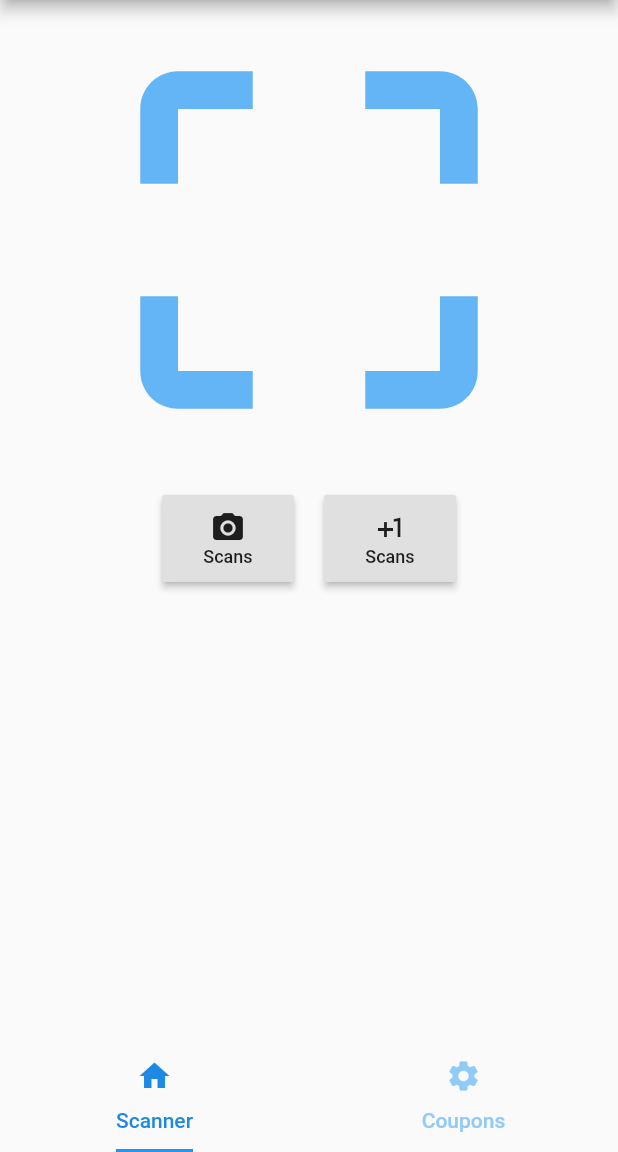
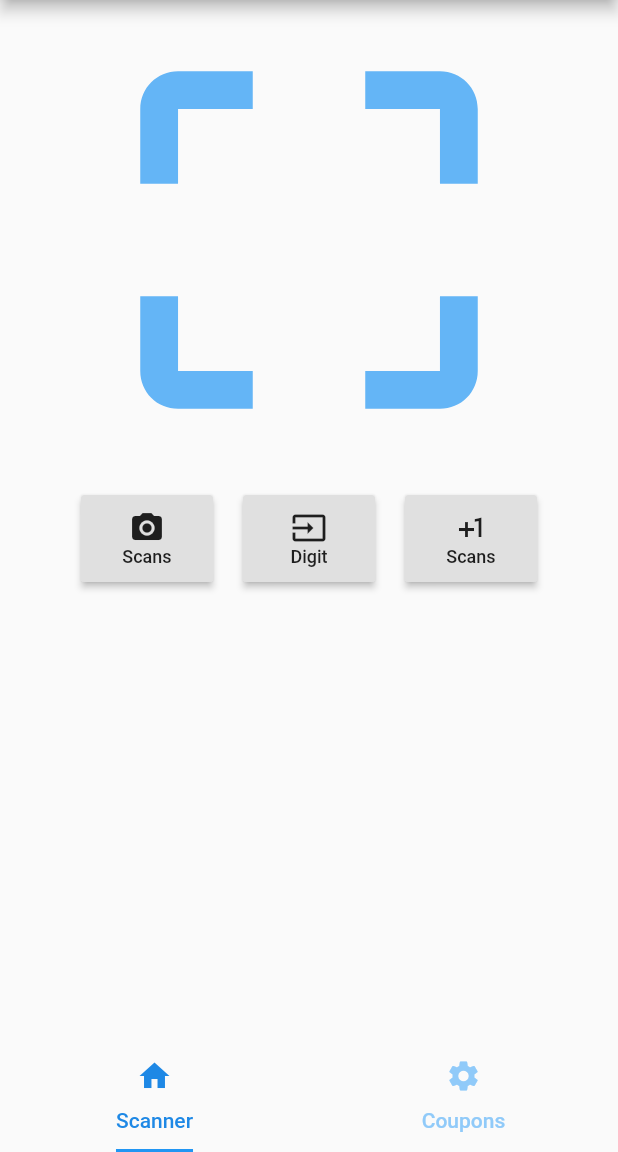
Before and after one commit to silviolucenajunior/cupon-fiscal, a Flutter app: the screen it shows after launch, on a phone screen of 412 x 824 dp, the part 84-1236 px from its top. Run offline on Flutter 3.47's test engine with Material 2 defaults, Android fonts, the light colour scheme and no system bars; missing offline and left inert: qr_mobile_vision.

Commit message:
update codebase

```diff
--- a/lib/modules/coupon/screens/coupon_list_screen.dart
+++ b/lib/modules/coupon/screens/coupon_list_screen.dart
@@ -18,17 +18,16 @@ class CouponListScreen extends StatelessWidget {
 
   List<Widget> _getCouponThumbnailList(BuildContext context){
     List<Widget> items = [];
-    this.couponRepository.getAll().forEach( (coupon) => {
+    this.couponRepository.getAll().asMap().forEach( (index, coupon) => {
       items.add(
         Material(
-          color: Colors.blue[100],
           child: InkWell(
             splashFactory: InkRipple.splashFactory,
             splashColor: Colors.white30,
             onTap: () {
               Navigator.of(context).pushNamed('/coupon', arguments: coupon);
             },
-            child: CouponThumbnailWidget(coupon: coupon)
+            child: CouponThumbnailWidget(coupon: coupon, color: Colors.blue[index % 2 == 0 ? 100 : 300],)
           )
         )
       )
--- a/lib/modules/coupon/widgets/coupon_qr_scanner.dart
+++ b/lib/modules/coupon/widgets/coupon_qr_scanner.dart
@@ -4,6 +4,7 @@ import '../coupon_services.dart';
 import '../coupon_repository.dart';
 import '../coupon_factory.dart';
 import '../models/coupon_model.dart';
+import './coupon_number_input_dialog.dart';
 
 class CouponQRScanner extends StatefulWidget {
   final ICouponService couponService;
@@ -17,7 +18,7 @@ class CouponQRScanner extends StatefulWidget {
 
 class _CouponQRScannerState extends State<CouponQRScanner> {
   bool scanning = false;
-  bool scaned = false; //HACK is a hack to manipulate the multiple scan of dependency
+  bool scaned = false; //HACK is a hack to manipulate the multiple scan of used lib for qRScan
 
   @override
   Widget build( BuildContext context ) {
@@ -85,7 +86,6 @@ class _CouponQRScannerState extends State<CouponQRScanner> {
                 scaned = true;
                 scanning = false;
               });
-
             }
           },
         ),
@@ -135,6 +135,33 @@ class _CouponQRScannerState extends State<CouponQRScanner> {
         RaisedButton(
           padding: EdgeInsets.all(10),
           onPressed: () {
+            showDialog(
+              context: context,
+              builder: (context) {
+                return CouponNumberDialog();
+              }
+            );
+          },
+          child: Column(
+            children: [
+              Icon(
+                Icons.input
+              ),
+              Text(
+                "Digit",
+                style: TextStyle(
+                  fontSize: 12
+                )
+              )
+            ]
+          )
+        ),
+        SizedBox(
+          width: 20,
+        ),
+        RaisedButton(
+          padding: EdgeInsets.all(10),
+          onPressed: () {
             Coupon coupon = CouponFactory.generateFakeCoupon();
             this.widget.couponRepository.save(coupon);
           },
```
Also changed, not shown: lib/modules/coupon/widgets/coupon_number_input_dialog.dart (added, +13 -0 lines), lib/modules/coupon/widgets/coupon_thumbnail.dart (+19 -17 lines).
